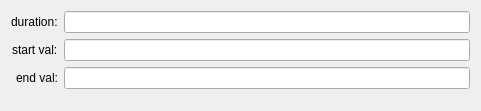
Before: the Qt Designer form uis/analog-event-linear.ui in AlbertHdz4/qplayer, drawn with Qt 5.
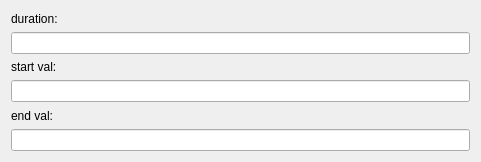
After: the same form once the commit is applied.

Diff of the .ui file:
```diff
--- a/uis/analog-event-linear.ui
+++ b/uis/analog-event-linear.ui
@@ -7,44 +7,41 @@
     <x>0</x>
     <y>0</y>
     <width>481</width>
-    <height>111</height>
+    <height>162</height>
    </rect>
   </property>
   <property name="windowTitle">
    <string>Form</string>
   </property>
-  <layout class="QFormLayout" name="formLayout">
-   <property name="labelAlignment">
-    <set>Qt::AlignRight|Qt::AlignTrailing|Qt::AlignVCenter</set>
-   </property>
-   <item row="0" column="0">
+  <layout class="QVBoxLayout" name="verticalLayout">
+   <item>
     <widget class="QLabel" name="label">
      <property name="text">
       <string>duration:</string>
      </property>
     </widget>
    </item>
-   <item row="0" column="1">
+   <item>
     <widget class="QLineEdit" name="duration"/>
    </item>
-   <item row="1" column="0">
+   <item>
     <widget class="QLabel" name="label_2">
      <property name="text">
       <string>start val:</string>
      </property>
     </widget>
    </item>
-   <item row="1" column="1">
+   <item>
     <widget class="QLineEdit" name="start_val"/>
    </item>
-   <item row="2" column="0">
+   <item>
     <widget class="QLabel" name="label_3">
      <property name="text">
       <string>end val:</string>
      </property>
     </widget>
    </item>
-   <item row="2" column="1">
+   <item>
     <widget class="QLineEdit" name="end_val"/>
    </item>
   </layout>
```
